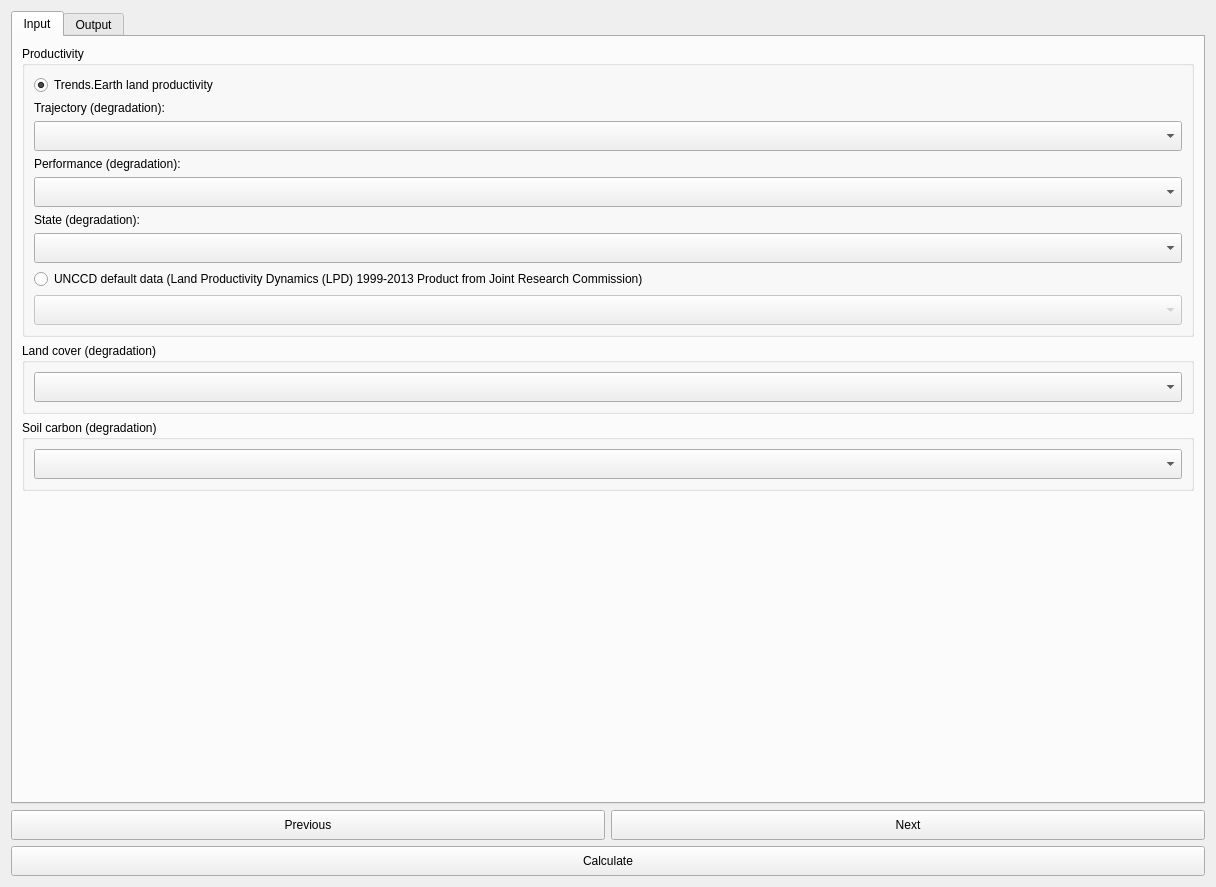
Old version of the form LDMP/gui/DlgCalculateSummaryTableAdmin.ui in the repository ConservationInternational/trends.earth.
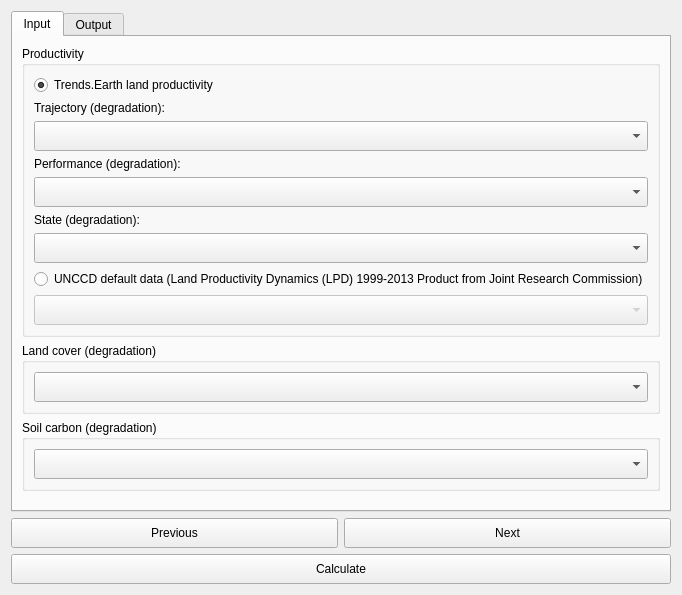
New version of the form. Custom widgets are drawn as their Qt base class.

Commit message: Formatting of dialogs.

The edit to the form file:
```diff
--- a/LDMP/gui/DlgCalculateSummaryTableAdmin.ui
+++ b/LDMP/gui/DlgCalculateSummaryTableAdmin.ui
@@ -6,12 +6,12 @@
    <rect>
     <x>0</x>
     <y>0</y>
-    <width>1216</width>
-    <height>887</height>
+    <width>605</width>
+    <height>595</height>
    </rect>
   </property>
   <property name="sizePolicy">
-   <sizepolicy hsizetype="Fixed" vsizetype="Fixed">
+   <sizepolicy hsizetype="Expanding" vsizetype="Expanding">
     <horstretch>0</horstretch>
     <verstretch>0</verstretch>
    </sizepolicy>
```
The commit also changes 7 other files.
